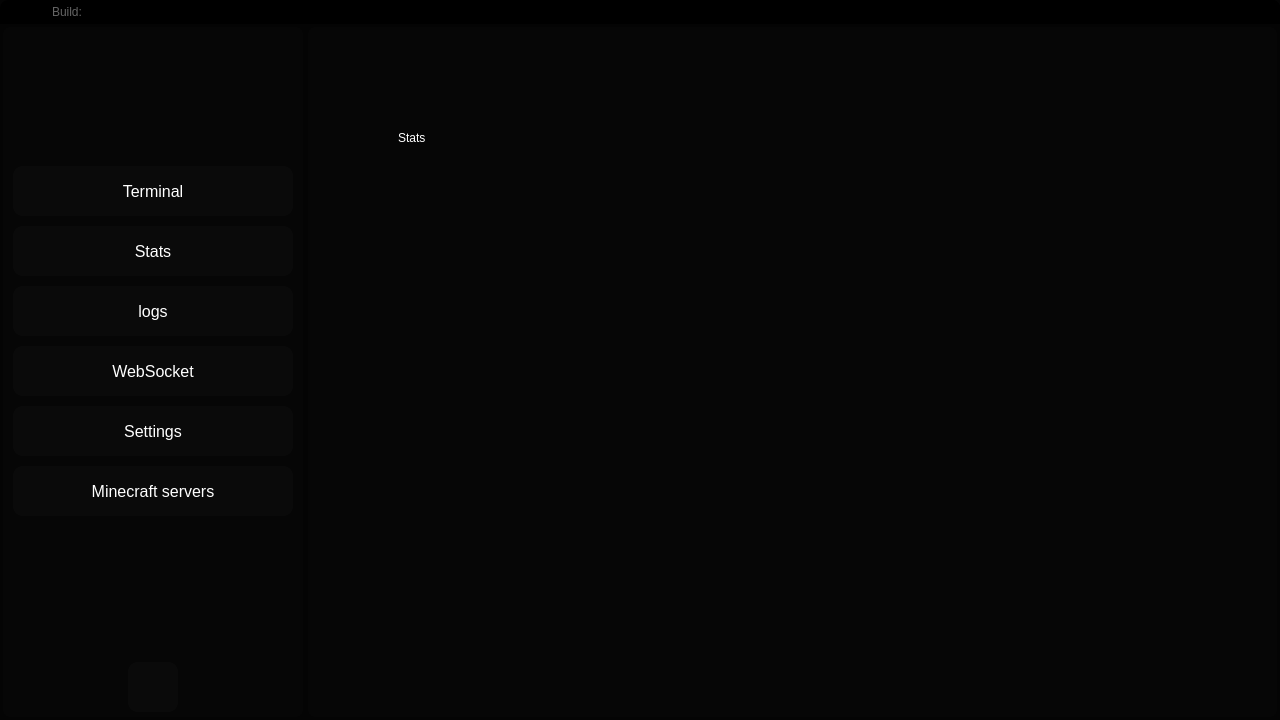
Above: rainbotgui/gui/resources/rainbotGUI.ui from TheVekT/RainBotGUI before the change. Below: the same form after it.
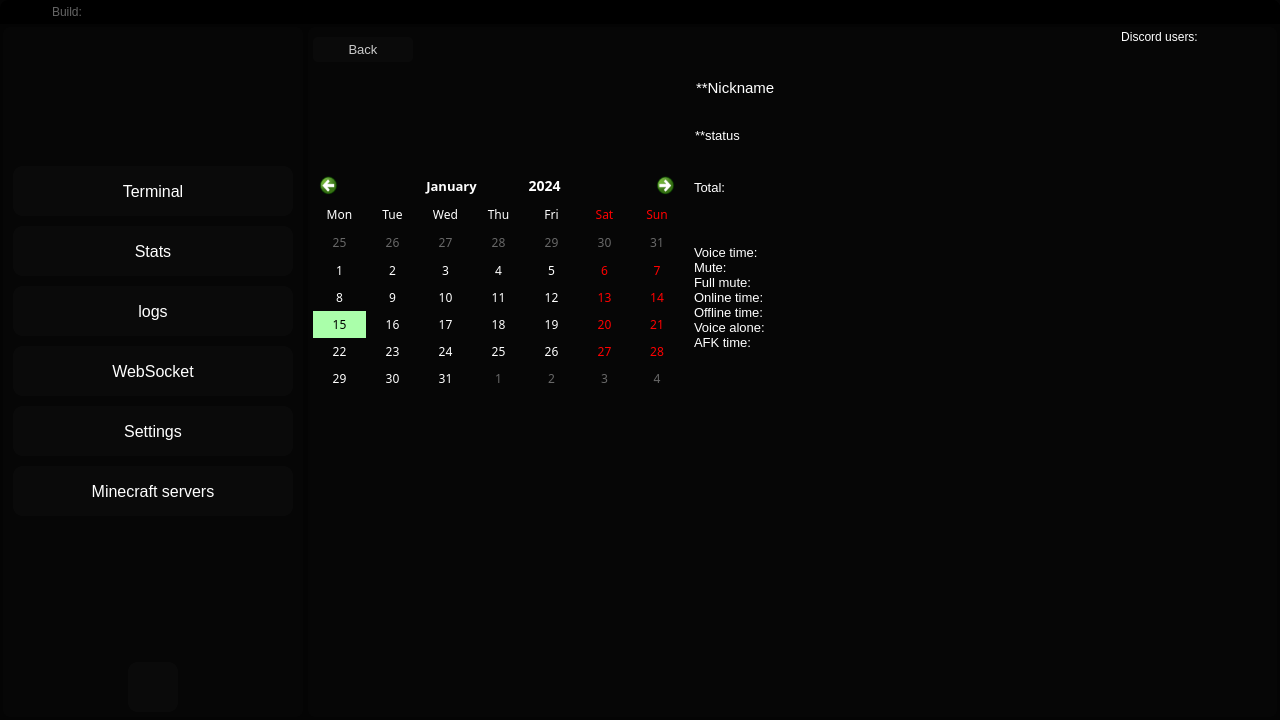
That is the form after the change. The open tabs and pages were chosen to show the change. Icons and pictures are not drawn.

Diff of the .ui file:
```diff
--- a/rainbotgui/gui/resources/rainbotGUI.ui
+++ b/rainbotgui/gui/resources/rainbotGUI.ui
@@ -63,6 +63,9 @@
      <height>720</height>
     </size>
    </property>
+   <property name="styleSheet">
+    <string notr="true">color: white;</string>
+   </property>
    <layout class="QVBoxLayout" name="verticalLayout_3">
     <property name="spacing">
      <number>0</number>
@@ -1813,22 +1816,612 @@
              <attribute name="title">
               <string>Page</string>
              </attribute>
-             <widget class="QLabel" name="label_2">
-              <property name="geometry">
-               <rect>
-                <x>90</x>
-                <y>90</y>
-                <width>51</width>
-                <height>41</height>
-               </rect>
+             <layout class="QHBoxLayout" name="horizontalLayout_17">
+              <property name="spacing">
+               <number>0</number>
               </property>
-              <property name="styleSheet">
-               <string notr="true">color: white;</string>
+              <property name="leftMargin">
+               <number>0</number>
               </property>
-              <property name="text">
-               <string>Stats</string>
+              <property name="topMargin">
+               <number>0</number>
               </property>
-             </widget>
+              <property name="rightMargin">
+               <number>0</number>
+              </property>
+              <property name="bottomMargin">
+               <number>0</number>
+              </property>
+              <item>
+               <widget class="QFrame" name="frame_8">
+                <property name="frameShape">
+                 <enum>QFrame::StyledPanel</enum>
+                </property>
+                <property name="frameShadow">
+                 <enum>QFrame::Raised</enum>
+                </property>
+                <layout class="QHBoxLayout" name="horizontalLayout_18">
+                 <property name="spacing">
+                  <number>5</number>
+                 </property>
+                 <property name="leftMargin">
+                  <number>5</number>
+                 </property>
+                 <property name="topMargin">
+                  <number>0</number>
+                 </property>
+                 <property name="rightMargin">
+                  <number>0</number>
+                 </property>
+                 <property name="bottomMargin">
+                  <number>0</number>
+                 </property>
+                 <item>
+                  <widget class="QTabWidget" name="tabWidget">
+                   <widget class="QWidget" name="main_stats_tab">
+                    <attribute name="title">
+                     <string>Tab 1</string>
+                    </attribute>
+                    <layout class="QHBoxLayout" name="horizontalLayout_23">
+                     <property name="spacing">
+                      <number>0</number>
+                     </property>
+                     <property name="leftMargin">
+                      <number>0</number>
+                     </property>
+                     <property name="topMargin">
+                      <number>0</number>
+                     </property>
+                     <property name="rightMargin">
+                      <number>0</number>
+                     </property>
+                     <property name="bottomMargin">
+                      <number>0</number>
+                     </property>
+                    </layout>
+                   </widget>
+                   <widget class="QWidget" name="user_stats_tab">
+                    <attribute name="title">
+                     <string>Tab 2</string>
+                    </attribute>
+                    <layout class="QHBoxLayout" name="horizontalLayout_22">
+                     <property name="spacing">
+                      <number>0</number>
+                     </property>
+                     <property name="leftMargin">
+                      <number>0</number>
+                     </property>
+                     <property name="topMargin">
+                      <number>0</number>
+                     </property>
+                     <property name="rightMargin">
+                      <number>0</number>
+                     </property>
+                     <property name="bottomMargin">
+                      <number>5</number>
+                     </property>
+                     <item>
+                      <layout class="QHBoxLayout" name="horizontalLayout_21">
+                       <item>
+                        <layout class="QVBoxLayout" name="verticalLayout_23">
+                         <item>
+                          <layout class="QVBoxLayout" name="verticalLayout_21">
+                           <item>
+                            <widget class="QPushButton" name="stats_backbutton">
+                             <property name="minimumSize">
+                              <size>
+                               <width>100</width>
+                               <height>25</height>
+                              </size>
+                             </property>
+                             <property name="maximumSize">
+                              <size>
+                               <width>100</width>
+                               <height>25</height>
+                              </size>
+                             </property>
+                             <property name="cursor">
+                              <cursorShape>PointingHandCursor</cursorShape>
+                             </property>
+                             <property name="styleSheet">
+                              <string notr="true">QPushButton{
+	border-radius: 5px;
+	background-color: rgb(10, 10, 10);
+	color: rgba(255, 255, 255, 200);
+	font-size: 13px;
+	border: none;
+}
+QPushButton:hover{
+	color: black;
+	background-color: #FFDAB9;
+}</string>
+                             </property>
+                             <property name="text">
+                              <string>Back</string>
+                             </property>
+                            </widget>
+                           </item>
+                           <item>
+                            <layout class="QHBoxLayout" name="horizontalLayout_19">
+                             <property name="spacing">
+                              <number>15</number>
+                             </property>
+                             <item>
+                              <widget class="QLabel" name="stats_user_icon">
+                               <property name="minimumSize">
+                                <size>
+                                 <width>100</width>
+                                 <height>100</height>
+                                </size>
+                               </property>
+                               <property name="maximumSize">
+                                <size>
+                                 <width>100</width>
+                                 <height>100</height>
+                                </size>
+                               </property>
+                               <property name="text">
+                                <string/>
+                               </property>
+                              </widget>
+                             </item>
+                             <item>
+                              <layout class="QVBoxLayout" name="verticalLayout_20">
+                               <property name="spacing">
+                                <number>5</number>
+                               </property>
+                               <item>
+                                <widget class="QLabel" name="stats_nick">
+                                 <property name="minimumSize">
+                                  <size>
+                                   <width>220</width>
+                                   <height>35</height>
+                                  </size>
+                                 </property>
+                                 <property name="maximumSize">
+                                  <size>
+                                   <width>220</width>
+                                   <height>35</height>
+                                  </size>
+                                 </property>
+                                 <property name="styleSheet">
+                                  <string notr="true">Color: White;
+padding-left: 8px;
+font-size: 15px;
+</string>
+                                 </property>
+                                 <property name="text">
+                                  <string>**Nickname</string>
+                                 </property>
+                                </widget>
+                               </item>
+                               <item>
+                                <widget class="QLabel" name="stats_status">
+                                 <property name="minimumSize">
+                                  <size>
+                                   <width>220</width>
+                                   <height>35</height>
+                                  </size>
+                                 </property>
+                                 <property name="maximumSize">
+                                  <size>
+                                   <width>220</width>
+                                   <height>35</height>
+                                  </size>
+                                 </property>
+                                 <property name="styleSheet">
+                                  <string notr="true">Color: White;
+padding-left: 8px;
+font-size: 13px;
+</string>
+                                 </property>
+                                 <property name="text">
+                                  <string>**status</string>
+                                 </property>
+                                </widget>
+                               </item>
+                              </layout>
+                             </item>
+                            </layout>
+                           </item>
+                          </layout>
+                         </item>
+                         <item>
+                          <layout class="QHBoxLayout" name="horizontalLayout_20">
+                           <item>
+                            <widget class="QCalendarWidget" name="stats_selectdate">
+                             <property name="minimumSize">
+                              <size>
+                               <width>370</width>
+                               <height>220</height>
+                              </size>
+                             </property>
+                             <property name="maximumSize">
+                              <size>
+                               <width>370</width>
+                               <height>220</height>
+                              </size>
+                             </property>
+                             <property name="font">
+                              <font>
+                               <family>JetBrains Mono,Helvetica</family>
+                               <kerning>true</kerning>
+                              </font>
+                             </property>
+                             <property name="styleSheet">
+                              <string notr="true">QCalendarWidget{
+	background-color: rgb(6,6,6);
+}
+QCalendarWidget QAbstractItemView{
+	color: white;
+	background-color: rgb(6,6,6);
+	alternate-background-color: rgb(6,6,6);
+	selection-background-color: #aaffaa;
+	selection-color: black;
+	border: none;
+}
+QCalendarWidget QAbstractItemView:disabled {
+	color: rgba(255,255,255,100);
+}
+QToolButton {
+    icon-size: 10px, 10px;
+    width: 100px;
+    height: 25px;
+}
+QToolButton#qt_calendar_prevmonth {
+    background-color: rgb(6,6,6);
+    width: 30px;
+	border-radius: 3px;
+    qproperty-icon: url(:/MainIcons/icons/calendar_leftW.png);
+	icon-size: 20px;
+}
+QToolButton#qt_calendar_prevmonth:hover {
+    background: white;
+    qproperty-icon: url(:/MainIcons/icons/calendar_leftB.png);
+}
+QToolButton#qt_calendar_nextmonth {
+    background-color: rgb(6,6,6);
+    width: 30px;
+	border-radius: 3px;
+    qproperty-icon: url(:/MainIcons/icons/calendar_rightW.png);
+	icon-size: 20px;
+}
+QToolButton#qt_calendar_nextmonth:hover {
+    background: white;
+    qproperty-icon: url(:/MainIcons/icons/calendar_rightB.png);
+}
+QToolButton#qt_calendar_monthbutton {
+    background: rgb(6,6,6);
+	font-size: 13px;
+    width: 90px;
+}
+
+QToolButton#qt_calendar_yearbutton {
+    background: rgb(6,6,6);
+	font-size: 14px;
+    width: 90px;
+}
+#qt_calendar_yearedit {
+    width: 90px;
+	selection-color: black;
+    selection-background-color: #FFDAB9;
+}
+
+#qt_calendar_yearedit::down-button, #qt_calendar_yearedit::up-button { 
+    width: 0;
+	height: 0;
+}
+QCalendarWidget QSpinBox#qt_calendar_yearedit {
+    qproperty-alignment: AlignCenter;
+}
+QToolButton#qt_calendar_monthbutton::menu-indicator{
+    height: 0px;
+    width: 0px;
+}</string>
+                             </property>
+                             <property name="minimumDate">
+                              <date>
+                               <year>2020</year>
+                               <month>1</month>
+                               <day>1</day>
+                              </date>
+                             </property>
+                             <property name="maximumDate">
+                              <date>
+                               <year>2100</year>
+                               <month>12</month>
+                               <day>31</day>
+                              </date>
+                             </property>
+                             <property name="gridVisible">
+                              <bool>false</bool>
+                             </property>
+                             <property name="selectionMode">
+                              <enum>QCalendarWidget::SingleSelection</enum>
+                             </property>
+                             <property name="horizontalHeaderFormat">
+                              <enum>QCalendarWidget::ShortDayNames</enum>
+                             </property>
+                             <property name="verticalHeaderFormat">
+                              <enum>QCalendarWidget::NoVerticalHeader</enum>
+                             </property>
+                             <property name="navigationBarVisible">
+                              <bool>true</bool>
+                             </property>
+                             <property name="dateEditEnabled">
+                              <bool>true</bool>
+                             </property>
+                            </widget>
+                           </item>
+                           <item>
+                            <layout class="QVBoxLayout" name="verticalLayout_22">
+                             <item>
+                              <widget class="QLabel" name="stats_total">
+                               <property name="minimumSize">
+                                <size>
+                                 <width>150</width>
+                                 <height>30</height>
+                                </size>
+                               </property>
+                               <property name="maximumSize">
+                                <size>
+                                 <width>16777215</width>
+                                 <height>30</height>
+                                </size>
+                               </property>
+                               <property name="styleSheet">
+                                <string notr="true">Color: White;
+padding-left: 8px;
+font-size: 13px;
+</string>
+                               </property>
+                               <property name="text">
+                                <string>Total:</string>
+                               </property>
+                              </widget>
+                             </item>
+                             <item>
+                              <widget class="QLabel" name="stats_total_text">
+                               <property name="minimumSize">
+                                <size>
+                                 <width>150</width>
+                                 <height>150</height>
+                                </size>
+                               </property>
+                               <property name="styleSheet">
+                                <string notr="true">Color: White;
+padding-left: 8px;
+font-size: 13px;
+</string>
+                               </property>
+                               <property name="text">
+                                <string>Voice time: 
+Mute: 
+Full mute: 
+Online time: 
+Offline time: 
+Voice alone: 
+AFK time:</string>
+                               </property>
+                               <property name="alignment">
+                                <set>Qt::AlignLeading|Qt::AlignLeft|Qt::AlignVCenter</set>
+                               </property>
+                              </widget>
+                             </item>
+                            </layout>
+                           </item>
+                          </layout>
+                         </item>
+                         <item>
+                          <widget class="QGraphicsView" name="stats_timeline">
+                           <property name="minimumSize">
+                            <size>
+                             <width>0</width>
+                             <height>300</height>
+                            </size>
+                           </property>
+                           <property name="maximumSize">
+                            <size>
+                             <width>16777215</width>
+                             <height>300</height>
+                            </size>
+                           </property>
+                           <property name="styleSheet">
+                            <string notr="true">QScrollBar:horizontal {
+    border: 0px;  /* Граница области скролла */
+    background: rgba(0,0,0,0);        /* Фон скроллбара */
+    height: 8px;                /* Ширина вертикального скроллбара */
+    margin: 0 3px 0 3px;      /* Отступы сверху и снизу (чтобы кнопки не обрезались) */
+}
+
+QScrollBar::handle:horizontal {
+	border-radius: 3px;
+    background: #111111;        /* Цвет ползунка */
+    min-width: 10px;           /* Минимальная высота ползунка */
+}
+QScrollBar::handle:horizontal:hover {
+	border-radius: 3px;
+    background: #FFDAB9;        /* Цвет ползунка */
+    min-width: 10px;           /* Минимальная высота ползунка */
+}
+
+QScrollBar::add-line:horizontal {
+    height: 0px;               /* Высота кнопки */
+}
+
+QScrollBar::sub-line:horizontal {
+    height: 0px;               /* Высота кнопки */
+}
+
+QScrollBar::up-arrow:horizontal, QScrollBar::down-arrow:horizontal {
+    border: none;               /* Убираем границу стрелок */
+    width: 0px;
+    height: 0px;
+}
+
+QScrollBar::add-page:horizontal, QScrollBar::sub-page:horizontal {
+    background: none;           /* Цвет фона за ползунком */
+}</string>
+                           </property>
+                           <property name="verticalScrollBarPolicy">
+                            <enum>Qt::ScrollBarAlwaysOff</enum>
+                           </property>
+                           <property name="horizontalScrollBarPolicy">
+                            <enum>Qt::ScrollBarAsNeeded</enum>
+                           </property>
+                           <property name="sizeAdjustPolicy">
+                            <enum>QAbstractScrollArea::AdjustIgnored</enum>
+                           </property>
+                          </widget>
+                         </item>
+                        </layout>
+                       </item>
+                      </layout>
+                     </item>
+                    </layout>
+                   </widget>
+                  </widget>
+                 </item>
+                 <item>
+                  <widget class="QFrame" name="stats_users_frame">
+                   <property name="minimumSize">
+                    <size>
+                     <width>240</width>
+                     <height>0</height>
+                    </size>
+                   </property>
+                   <property name="maximumSize">
+                    <size>
+                     <width>240</width>
+                     <height>16777215</height>
+                    </size>
+                   </property>
+                   <layout class="QVBoxLayout" name="verticalLayout_18">
+                    <property name="spacing">
+                     <number>5</number>
+                    </property>
+                    <property name="leftMargin">
+                     <number>0</number>
+                    </property>
+                    <property name="topMargin">
+                     <number>0</number>
+                    </property>
+                    <property name="rightMargin">
+                     <number>0</number>
+                    </property>
+                    <property name="bottomMargin">
+                     <number>0</number>
+                    </property>
+                    <item>
+                     <widget class="QLabel" name="stats_label">
+                      <property name="minimumSize">
+                       <size>
+                        <width>240</width>
+                        <height>20</height>
+                       </size>
+                      </property>
+                      <property name="maximumSize">
+                       <size>
+                        <width>240</width>
+                        <height>20</height>
+                       </size>
+                      </property>
+                      <property name="styleSheet">
+                       <string notr="true">Color: White;
+padding-left: 5px;
+font-size: 12px;</string>
+                      </property>
+                      <property name="text">
+                       <string>Discord users:</string>
+                      </property>
+                      <property name="alignment">
+                       <set>Qt::AlignCenter</set>
+                      </property>
+                     </widget>
+                    </item>
+                    <item>
+                     <widget class="QScrollArea" name="stats_users_scroll">
+                      <property name="sizePolicy">
+                       <sizepolicy hsizetype="Preferred" vsizetype="Preferred">
+                        <horstretch>0</horstretch>
+                        <verstretch>0</verstretch>
+                       </sizepolicy>
+                      </property>
+                      <property name="minimumSize">
+                       <size>
+                        <width>240</width>
+                        <height>0</height>
+                       </size>
+                      </property>
+                      <property name="maximumSize">
+                       <size>
+                        <width>240</width>
+                        <height>16777215</height>
+                       </size>
+                      </property>
+                      <property name="verticalScrollBarPolicy">
+                       <enum>Qt::ScrollBarAlwaysOff</enum>
+                      </property>
+                      <property name="horizontalScrollBarPolicy">
+                       <enum>Qt::ScrollBarAlwaysOff</enum>
+                      </property>
+                      <property name="sizeAdjustPolicy">
+                       <enum>QAbstractScrollArea::AdjustToContents</enum>
+                      </property>
+                      <property name="widgetResizable">
+                       <bool>true</bool>
+                      </property>
+                      <property name="alignment">
+                       <set>Qt::AlignHCenter|Qt::AlignTop</set>
+                      </property>
+                      <widget class="QWidget" name="scrollAreaWidgetContents_3">
+                       <property name="geometry">
+                        <rect>
+                         <x>0</x>
+                         <y>0</y>
+                         <width>240</width>
+                         <height>665</height>
+                        </rect>
+                       </property>
+                       <property name="minimumSize">
+                        <size>
+                         <width>240</width>
+                         <height>0</height>
+                        </size>
+                       </property>
+                       <property name="maximumSize">
+                        <size>
+                         <width>240</width>
+                         <height>16777215</height>
+                        </size>
+                       </property>
+                       <layout class="QVBoxLayout" name="verticalLayout_19">
+                        <property name="spacing">
+                         <number>0</number>
+                        </property>
+                        <property name="leftMargin">
+                         <number>0</number>
+                        </property>
+                        <property name="topMargin">
+                         <number>0</number>
+                        </property>
+                        <property name="rightMargin">
+                         <number>0</number>
+                        </property>
+                        <property name="bottomMargin">
+                         <number>0</number>
+                        </property>
+                       </layout>
+                      </widget>
+                     </widget>
+                    </item>
+                   </layout>
+                  </widget>
+                 </item>
+                </layout>
+               </widget>
+              </item>
+             </layout>
             </widget>
             <widget class="QWidget" name="logs_tab">
              <attribute name="title">
```
Left out of the diff: 11 changed lines with no effect on the pictures.
